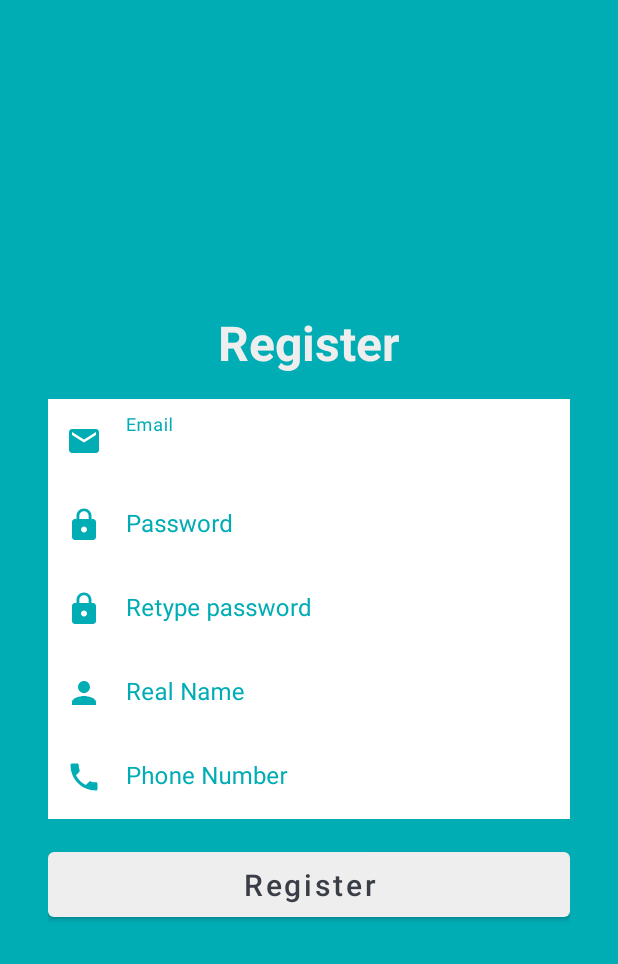
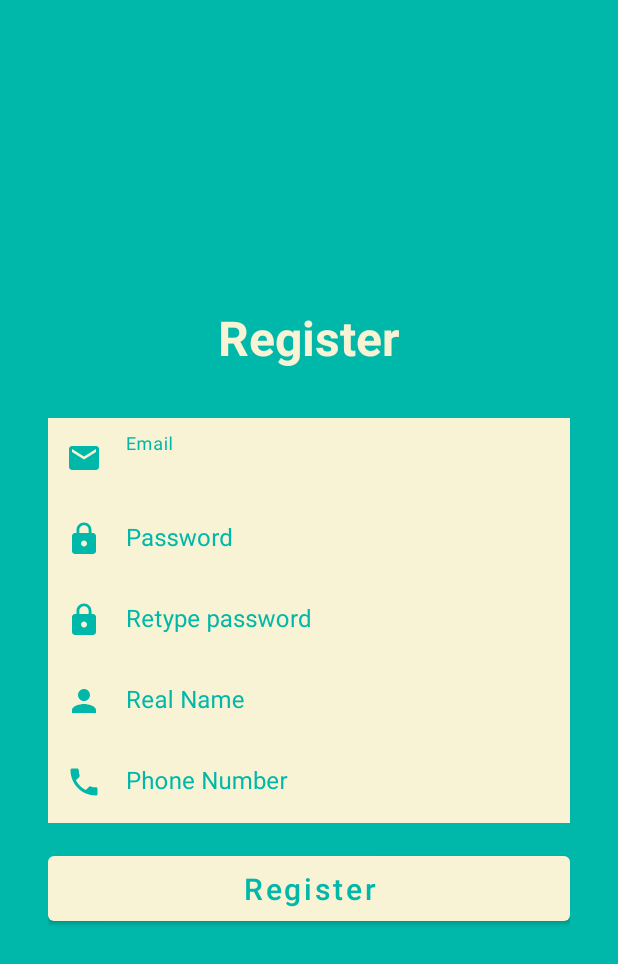
Before and after one commit to Kirisaki124/CoronaSocialNetwork, an Android app: the RegisterActivity screen opened directly, with no data from a screen before it, on a phone screen of 412 x 824 dp. Shown: the top 964 px of the screen. Run offline under Robolectric (Android 15) with nearby library versions, the phone set to English and light mode, and no system bars.

Commit message:
Update GUI final

```diff
--- a/app/src/main/res/layout/activity_login.xml
+++ b/app/src/main/res/layout/activity_login.xml
@@ -11,7 +11,7 @@
         android:layout_width="wrap_content"
         android:layout_height="wrap_content"
         android:layout_marginBottom="16dp"
-        android:text="Sign In"
+        android:text="@string/sign_in"
         android:textColor="@color/colorAccent"
         android:textSize="32sp"
         android:textStyle="bold" />
@@ -21,6 +21,7 @@
         android:layout_height="wrap_content"
         android:layout_marginLeft="32dp"
         android:layout_marginRight="32dp"
+        android:layout_marginTop="16dp"
         android:orientation="vertical">
 
         <com.google.android.material.textfield.TextInputLayout
@@ -64,7 +65,7 @@
             android:padding="8dp"
             android:text="@string/sign_in"
             android:textAllCaps="false"
-            android:textColor="@color/colorPrimaryDark"
+            android:textColor="@color/colorPrimary"
             android:textSize="18sp"
             app:backgroundTint="@color/colorAccent" />
     </LinearLayout>
@@ -74,7 +75,7 @@
         android:layout_width="wrap_content"
         android:layout_height="wrap_content"
         android:layout_marginTop="64dp"
-        android:text="Don't have an account? Sign Up now!"
+        android:text="@string/sign_up_now"
         android:textColor="@color/colorAccent"
         android:textSize="18sp" />
 </LinearLayout>
--- a/app/src/main/res/layout/activity_register.xml
+++ b/app/src/main/res/layout/activity_register.xml
@@ -21,6 +21,7 @@
         android:layout_height="wrap_content"
         android:layout_marginLeft="32dp"
         android:layout_marginRight="32dp"
+        android:layout_marginTop="16dp"
         android:orientation="vertical">
 
         <com.google.android.material.textfield.TextInputLayout
@@ -34,7 +35,8 @@
                 android:id="@+id/emailInput"
                 style="@style/TextInputEditTextStyle"
                 android:layout_width="match_parent"
-                android:layout_height="wrap_content" />
+                android:layout_height="wrap_content"
+                android:inputType="textEmailAddress" />
         </com.google.android.material.textfield.TextInputLayout>
 
         <com.google.android.material.textfield.TextInputLayout
@@ -79,7 +81,8 @@
                 android:id="@+id/nameInput"
                 style="@style/TextInputEditTextStyle"
                 android:layout_width="match_parent"
-                android:layout_height="wrap_content" />
+                android:layout_height="wrap_content"
+                android:inputType="textPersonName" />
         </com.google.android.material.textfield.TextInputLayout>
 
         <com.google.android.material.textfield.TextInputLayout
@@ -92,7 +95,8 @@
             <com.google.android.material.textfield.TextInputEditText
                 android:id="@+id/phoneInput"
                 android:layout_width="match_parent"
-                android:layout_height="wrap_content" />
+                android:layout_height="wrap_content"
+                android:inputType="phone" />
         </com.google.android.material.textfield.TextInputLayout>
 
         <Button
--- a/app/src/main/res/values/colors.xml
+++ b/app/src/main/res/values/colors.xml
@@ -1,6 +1,6 @@
 <?xml version="1.0" encoding="utf-8"?>
 <resources>
-    <color name="colorPrimary">#00adb5</color>
-    <color name="colorPrimaryDark">#393e46</color>
-    <color name="colorAccent">#eeeeee</color>
+    <color name="colorAccent">#f8f3d4</color>
+    <color name="colorPrimary">#00b8a9</color>
+    <color name="colorPrimaryDark">#00b8a9</color>
 </resources>
--- a/app/src/main/res/values/strings.xml
+++ b/app/src/main/res/values/strings.xml
@@ -7,4 +7,5 @@
     <string name="real_name_hint">Real Name</string>
     <string name="phone_number_hint">Phone Number</string>
     <string name="register">Register</string>
+    <string name="sign_up_now">Don\'t have an account? Sign Up now!</string>
 </resources>
--- a/app/src/main/res/values/styles.xml
+++ b/app/src/main/res/values/styles.xml
@@ -8,19 +8,19 @@
         <item name="colorAccent">@color/colorAccent</item>
     </style>
 
-    <style name="TextInputLayoutStyle" parent="Widget.MaterialComponents.TextInputLayout.FilledBox">
+    <style name="TextInputLayoutStyle" parent="Widget.MaterialComponents.TextInputLayout.FilledBox.Dense">
         <item name="hintTextColor">@color/colorPrimary</item>
         <item name="boxStrokeColor">@color/colorAccent</item>
         <item name="boxStrokeWidth">0dp</item>
         <item name="boxStrokeWidthFocused">0dp</item>
         <item name="android:textColorHint">@color/colorPrimary</item>
         <item name="startIconTint">@color/colorPrimary</item>
-        <item name="boxBackgroundColor">@android:color/white</item>
+        <item name="boxBackgroundColor">@color/colorAccent</item>
         <item name="shapeAppearance">@style/ShapeAppearance.App.SmallComponent</item>
     </style>
 
     <style name="TextInputEditTextStyle" parent="">
-        <item name="android:textColor">@android:color/black</item>
+        <item name="android:textColor">@color/colorPrimary</item>
     </style>
 
     <style name="ShapeAppearance.App.SmallComponent" parent="ShapeAppearance.MaterialComponents.SmallComponent">
```
